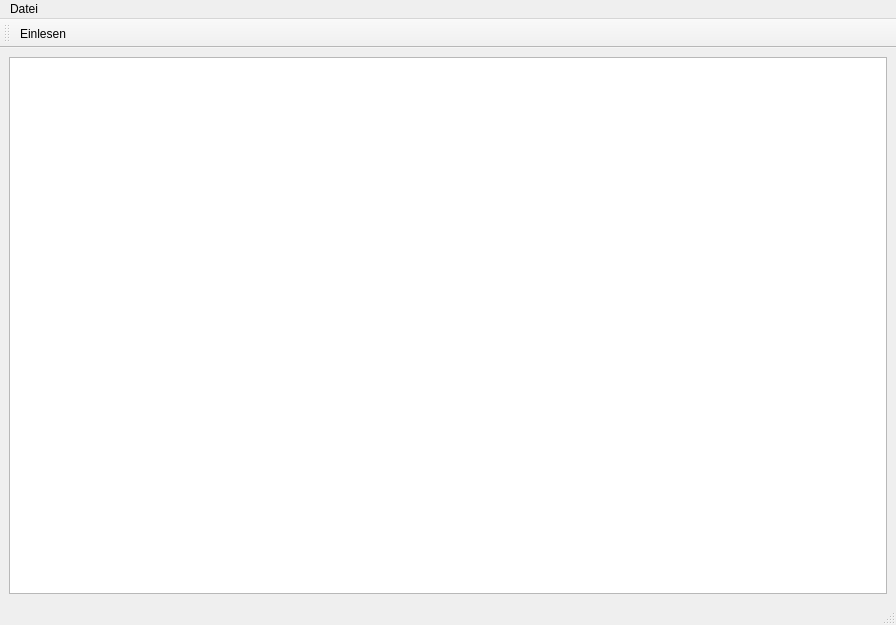
Before: the Qt Designer form src/ui/travelagencyui.ui in Bloeckchengrafik/pg2_1, drawn with Qt 5.
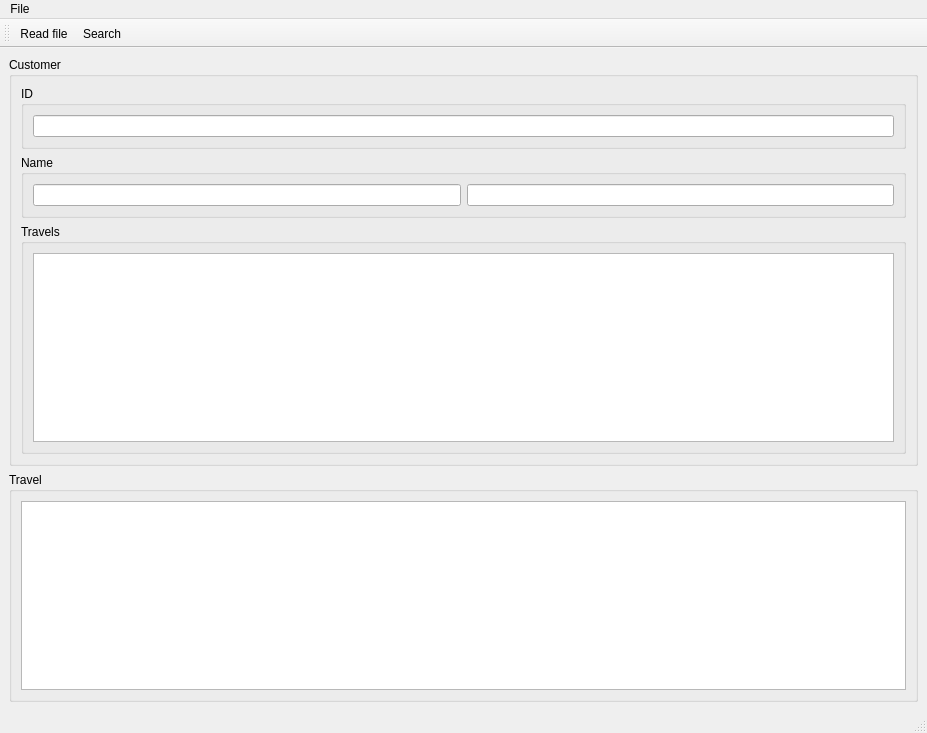
After: the same form once the commit is applied. Icons and pictures are not drawn.

Commit message:
Add serialization, UI updates, and new attributes for bookings
Enhanced the booking system's functionality by adding serialization for RoomType, BookingClass, and TicketType. Updated UIs to accommodate new booking attributes and introduced customer and travel serialization with associated UI elements for display.

```diff
--- a/src/ui/travelagencyui.ui
+++ b/src/ui/travelagencyui.ui
@@ -6,8 +6,8 @@
    <rect>
     <x>0</x>
     <y>0</y>
-    <width>896</width>
-    <height>625</height>
+    <width>927</width>
+    <height>733</height>
    </rect>
   </property>
   <property name="sizePolicy">
@@ -28,25 +28,83 @@
   <widget class="QWidget" name="centralwidget">
    <layout class="QGridLayout" name="gridLayout">
     <item row="0" column="0">
-     <widget class="QListWidget" name="listWidget">
-      <property name="sizePolicy">
-       <sizepolicy hsizetype="Expanding" vsizetype="Expanding">
-        <horstretch>0</horstretch>
-        <verstretch>0</verstretch>
-       </sizepolicy>
+     <widget class="QGroupBox" name="customerBox">
+      <property name="title">
+       <string>Customer</string>
       </property>
-      <property name="minimumSize">
-       <size>
-        <width>16</width>
-        <height>16</height>
-       </size>
+      <layout class="QVBoxLayout" name="verticalLayout">
+       <item>
+        <widget class="QGroupBox" name="groupBox_2">
+         <property name="title">
+          <string>ID</string>
+         </property>
+         <layout class="QHBoxLayout" name="horizontalLayout">
+          <item>
+           <widget class="QLineEdit" name="editId">
+            <property name="readOnly">
+             <bool>true</bool>
+            </property>
+           </widget>
+          </item>
+         </layout>
+        </widget>
+       </item>
+       <item>
+        <widget class="QGroupBox" name="groupBox_3">
+         <property name="title">
+          <string>Name</string>
+         </property>
+         <layout class="QHBoxLayout" name="horizontalLayout_2">
+          <item>
+           <widget class="QLineEdit" name="editFirstName">
+            <property name="readOnly">
+             <bool>true</bool>
+            </property>
+           </widget>
+          </item>
+          <item>
+           <widget class="QLineEdit" name="editLastName">
+            <property name="readOnly">
+             <bool>true</bool>
+            </property>
+           </widget>
+          </item>
+         </layout>
+        </widget>
+       </item>
+       <item>
+        <widget class="QGroupBox" name="groupBox_4">
+         <property name="title">
+          <string>Travels</string>
+         </property>
+         <layout class="QVBoxLayout" name="verticalLayout_2">
+          <item>
+           <widget class="QTableWidget" name="tableTravels">
+            <property name="sortingEnabled">
+             <bool>true</bool>
+            </property>
+           </widget>
+          </item>
+         </layout>
+        </widget>
+       </item>
+      </layout>
+     </widget>
+    </item>
+    <item row="1" column="0">
+     <widget class="QGroupBox" name="groupTravel">
+      <property name="title">
+       <string>Travel</string>
       </property>
-      <property name="autoFillBackground">
-       <bool>false</bool>
-      </property>
-      <property name="styleSheet">
-       <string notr="true"/>
-      </property>
+      <layout class="QVBoxLayout" name="verticalLayout_3">
+       <item>
+        <widget class="QTableWidget" name="tableBookings">
+         <property name="sortingEnabled">
+          <bool>true</bool>
+         </property>
+        </widget>
+       </item>
+      </layout>
      </widget>
     </item>
    </layout>
@@ -56,13 +114,13 @@
     <rect>
      <x>0</x>
      <y>0</y>
-     <width>896</width>
+     <width>927</width>
      <height>22</height>
     </rect>
    </property>
    <widget class="QMenu" name="menuDatei">
     <property name="title">
-     <string>Datei</string>
+     <string>File</string>
     </property>
     <addaction name="actionReadFile"/>
    </widget>
@@ -80,18 +138,33 @@
     <bool>false</bool>
    </attribute>
    <addaction name="actionReadFile"/>
+   <addaction name="actionSearch"/>
   </widget>
   <action name="actionReadFile">
    <property name="icon">
     <iconset theme="QIcon::ThemeIcon::DocumentOpen"/>
    </property>
    <property name="text">
-    <string>Einlesen</string>
+    <string>Read file</string>
    </property>
    <property name="shortcut">
     <string>Ctrl+O</string>
    </property>
   </action>
+  <action name="actionSearch">
+   <property name="icon">
+    <iconset theme="QIcon::ThemeIcon::DocumentPrintPreview"/>
+   </property>
+   <property name="text">
+    <string>Search</string>
+   </property>
+   <property name="shortcut">
+    <string>Ctrl+F</string>
+   </property>
+   <property name="menuRole">
+    <enum>QAction::MenuRole::NoRole</enum>
+   </property>
+  </action>
  </widget>
  <resources/>
  <connections/>
```
Left out of the diff: 1 changed line with no effect on the pictures. The commit also changes 33 other files.
